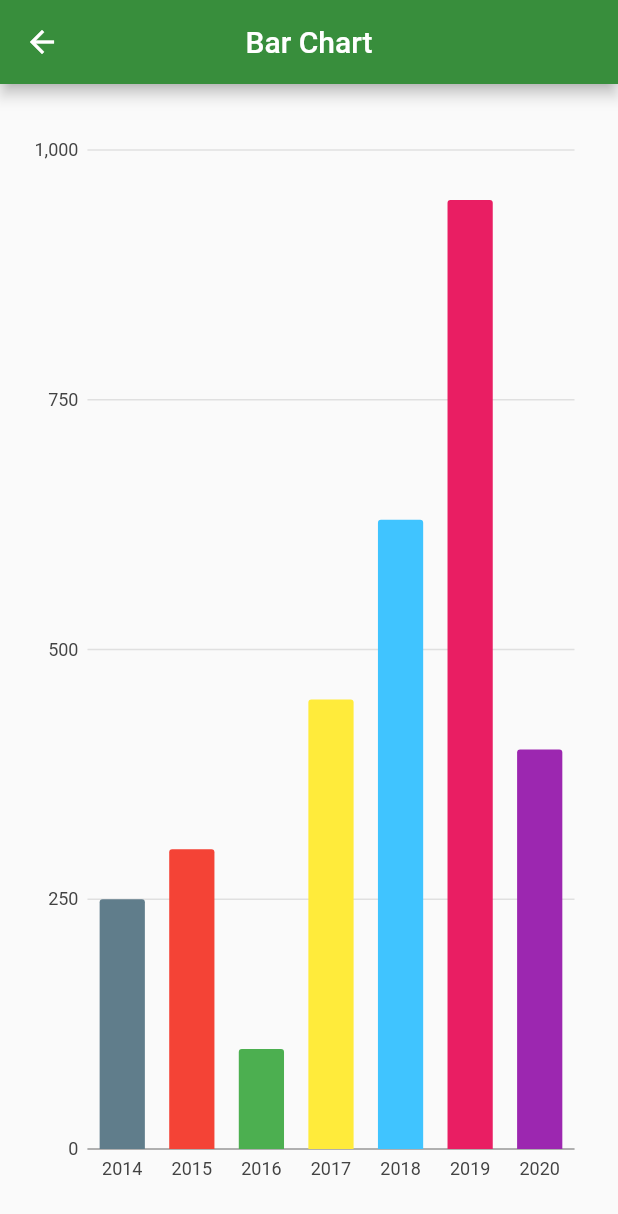
After one commit to jowelhossain/Flutter_Charts, a Flutter app: the BarChartScreen screen opened directly, on a phone screen of 412 x 824 dp. The commit adds this screen. Shown: the top 1214 px of the screen. Run offline on Flutter 3.47's test engine with Material 2 defaults, Android fonts, the phone set to English and light mode, and no system bars; our stand-ins replace charts_flutter, pie_chart.

Commit message:
Bar Chart

```diff
--- a/lib/model.dart
+++ b/lib/chart_list_model.dart
@@ -14,13 +14,10 @@ List<ChartList> chartList=[
   iconData: Icons.pie_chart,
 
   ),
-  ChartList(chartName: "Pie Chart",
-  iconData: Icons.pie_chart,
+  ChartList(chartName: "Bar Chart",
+  iconData: Icons.bar_chart,
 
   ),
-  ChartList(chartName: "Pie Chart",
-  iconData: Icons.pie_chart,
 
-  )
 
 ];
--- /dev/null
+++ b/lib/chart_screen/bar_chart.dart
@@ -0,0 +1,43 @@
+import 'package:flutter/material.dart';
+
+import 'package:charts_flutter/flutter.dart' as charts;
+
+import 'bar_chart_model.dart';
+
+class BarChartScreen extends StatefulWidget {
+  const BarChartScreen({Key? key}) : super(key: key);
+
+  @override
+  State<BarChartScreen> createState() => _BarChartScreenState();
+}
+
+class _BarChartScreenState extends State<BarChartScreen> {
+  @override
+  Widget build(BuildContext context) {
+    List<charts.Series<BarChartModel, String>> series = [
+      charts.Series(
+        id: "financial",
+        data: data,
+        domainFn: (BarChartModel series, _) => series.year,
+        measureFn: (BarChartModel series, _) => series.financial,
+        colorFn: (BarChartModel series, _) => series.color,
+      ),
+    ];
+
+    return Scaffold(
+      appBar: AppBar(
+        title: const Text("Bar Chart"),
+        centerTitle: true,
+        backgroundColor: Colors.green[700],
+      ),
+      body: Container(
+        padding: const EdgeInsets.symmetric(horizontal: 15, vertical: 30),
+        child: charts.BarChart(
+          series,
+          animate: true,
+          animationDuration: Duration(seconds: 1),
+        ),
+      ),
+    );
+  }
+}
--- /dev/null
+++ b/lib/chart_screen/bar_chart_model.dart
@@ -0,0 +1,52 @@
+import 'package:charts_flutter/flutter.dart' as charts;
+import 'package:flutter/material.dart';
+
+class BarChartModel {
+  String year;
+  int financial;
+  final charts.Color color;
+
+  BarChartModel({
+    required this.year,
+    required this.financial,
+    required this.color,
+  });
+}
+
+final List<BarChartModel> data = [
+  BarChartModel(
+    year: "2014",
+    financial: 250,
+    color: charts.ColorUtil.fromDartColor(Colors.blueGrey),
+  ),
+  BarChartModel(
+    year: "2015",
+    financial: 300,
+    color: charts.ColorUtil.fromDartColor(Colors.red),
+  ),
+  BarChartModel(
+    year: "2016",
+    financial: 100,
+    color: charts.ColorUtil.fromDartColor(Colors.green),
+  ),
+  BarChartModel(
+    year: "2017",
+    financial: 450,
+    color: charts.ColorUtil.fromDartColor(Colors.yellow),
+  ),
+  BarChartModel(
+    year: "2018",
+    financial: 630,
+    color: charts.ColorUtil.fromDartColor(Colors.lightBlueAccent),
+  ),
+  BarChartModel(
+    year: "2019",
+    financial: 950,
+    color: charts.ColorUtil.fromDartColor(Colors.pink),
+  ),
+  BarChartModel(
+    year: "2020",
+    financial: 400,
+    color: charts.ColorUtil.fromDartColor(Colors.purple),
+  ),
+];
--- a/lib/chart_screen/flow_chart.dart
+++ /dev/null
@@ -1,17 +0,0 @@
-import 'package:flutter/material.dart';
-
-class FlowchartScreen extends StatefulWidget {
-  const FlowchartScreen({Key? key}) : super(key: key);
-
-  @override
-  State<FlowchartScreen> createState() => _FlowchartScreenState();
-}
-
-class _FlowchartScreenState extends State<FlowchartScreen> {
-  @override
-  Widget build(BuildContext context) {
-    return Scaffold(
-
-    );
-  }
-}
--- a/lib/chart_screen/pie_chart.dart
+++ b/lib/chart_screen/pie_chart.dart
@@ -18,7 +18,7 @@ class _PieChartScreenState extends State<PieChartScreen> {
   @override
   Widget build(BuildContext context) {
     return Scaffold(
-appBar: AppBar(title: Text("Pie Chart"),centerTitle: true,),
+appBar: AppBar(title: Text("Pie Chart"),centerTitle: true,backgroundColor: Colors.green,),
 
       body:Container(
         padding: EdgeInsets.all(5),
--- a/lib/home_page.dart
+++ b/lib/home_page.dart
@@ -1,6 +1,7 @@
 import 'package:flutter/material.dart';
+import 'package:flutter_chart_test/chart_screen/bar_chart.dart';
 import 'package:flutter_chart_test/chart_screen/pie_chart.dart';
-import 'package:flutter_chart_test/model.dart';
+import 'package:flutter_chart_test/chart_list_model.dart';
 class HomeScreen extends StatefulWidget {
   const HomeScreen({Key? key}) : super(key: key);
 
@@ -13,7 +14,7 @@ class _HomeScreenState extends State<HomeScreen> {
   @override
   Widget build(BuildContext context) {
     return Scaffold(
-      appBar: AppBar(title: Text("Chart Collection"),),
+      appBar: AppBar(title: Text("Chart Collection"),centerTitle: true, backgroundColor: Colors.green,),
       body: Container(
 
         child:ListView.builder(
@@ -25,6 +26,10 @@ class _HomeScreenState extends State<HomeScreen> {
               switch(index){
                 case 0: Navigator.of(context).push(MaterialPageRoute(builder: (_)=>PieChartScreen()));
               }
+              switch(index){
+                case 1: Navigator.of(context).push(MaterialPageRoute(builder: (_)=>BarChartScreen()));
+              }
+
 
             },
             child: Padding(
--- a/pubspec.yaml
+++ b/pubspec.yaml
@@ -36,6 +36,7 @@ dependencies:
   # Use with the CupertinoIcons class for iOS style icons.
   cupertino_icons: ^1.0.2
   pie_chart: ^5.1.0
+  charts_flutter: ^0.12.0
 
 dev_dependencies:
   flutter_test:
```
Also changed, not shown: pubspec.lock.
